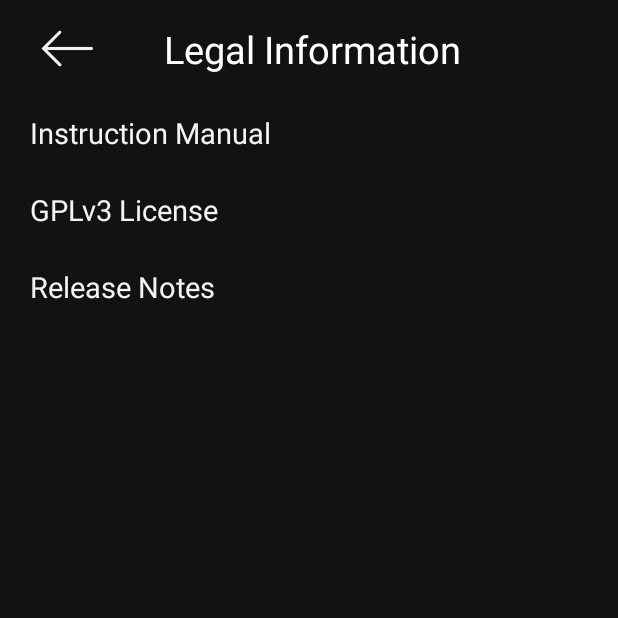
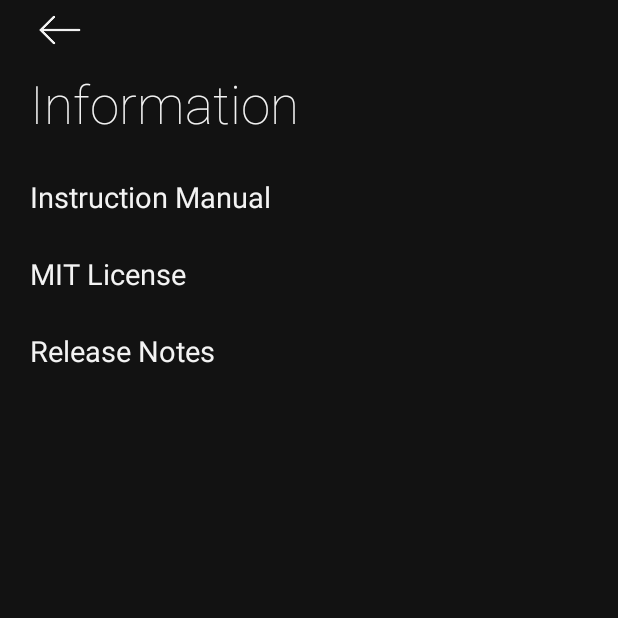
Before and after one commit to YuzuMin/Hololive-CEO-Yagoo-Noises, an Android app: the LegalInfo screen opened directly, with no data from a screen before it, on a phone screen of 412 x 824 dp, the top half of it. Run offline under Robolectric (Android 15) with nearby library versions, the phone set to English and light mode, and no system bars.

Commit message:
Update activity_legal_info.xml

```diff
--- a/Tumbleweed/YagooNoises/app/src/main/res/layout/activity_legal_info.xml
+++ b/Tumbleweed/YagooNoises/app/src/main/res/layout/activity_legal_info.xml
@@ -13,32 +13,30 @@
         android:orientation="vertical">
 
         <LinearLayout
-            android:orientation="horizontal"
+            android:layout_marginBottom="10dp"
+            android:orientation="vertical"
             android:layout_width="match_parent"
+            android:paddingHorizontal="20dp"
             android:layout_height="wrap_content">
-            <Space
-                android:layout_width="20dp"
-                android:layout_height="wrap_content"/>
+
+
             <ImageView
                 android:id="@+id/back_btn"
                 android:layout_gravity="center_vertical"
                 android:src="@drawable/abt_back"
-                android:layout_width="50dp"
-                android:layout_height="50dp"/>
+                android:layout_width="40dp"
+                android:layout_height="40dp"/>
+
             <TextView
-                android:layout_weight="1"
-                android:paddingTop="15dp"
-                android:paddingBottom="15dp"
                 android:id="@+id/textView16"
                 android:layout_width="match_parent"
                 android:layout_height="wrap_content"
-                android:text="Legal Information"
-                android:textAlignment="center"
-                android:textColor="#FFFFFF"
-                android:textSize="25sp" />
-            <Space
-                android:layout_width="65dp"
-                android:layout_height="wrap_content"/>
+                android:paddingVertical="5dp"
+                android:fontFamily="sans-serif-thin"
+                android:text="Information"
+                android:textAlignment="viewStart"
+                android:textColor="@color/porcelain"
+                android:textSize="35sp" />
         </LinearLayout>
 
         <LinearLayout
@@ -70,7 +68,7 @@
                 android:textSize="19dp"
                 android:textColor="@color/porcelain"
                 android:layout_marginBottom="5dp"
-                android:text="GPLv3 License" />
+                android:text="MIT License" />
         </LinearLayout>
 
         <LinearLayout
```
